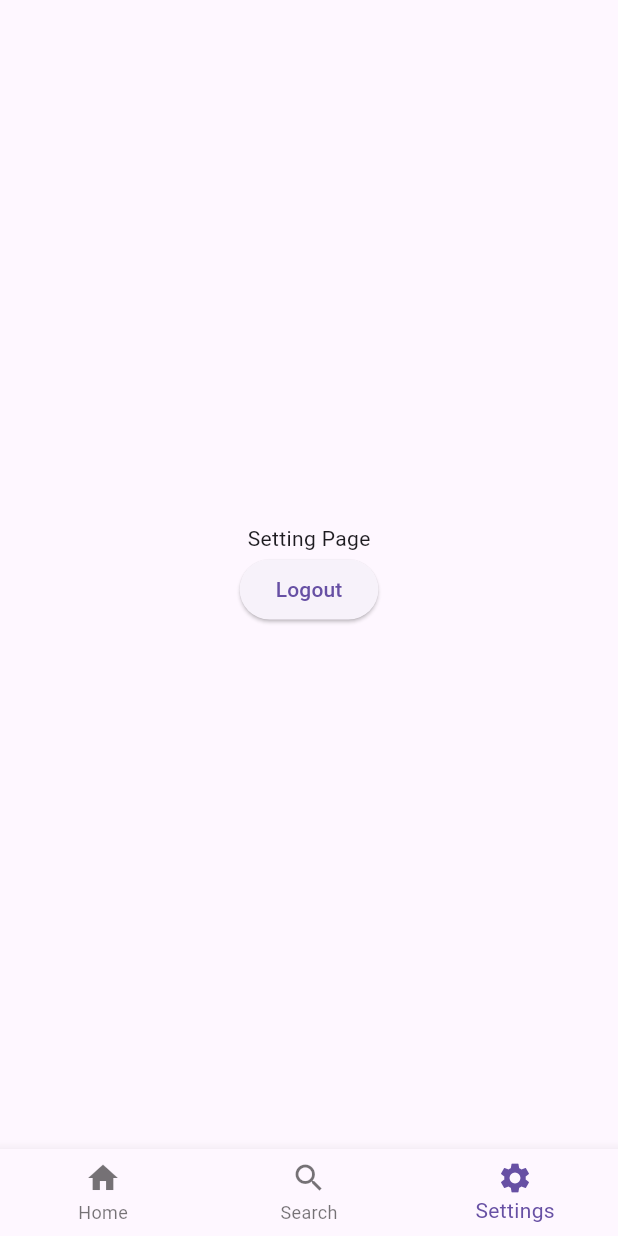
After one commit to yuzuteaaa/BootcampFlutter, a Flutter app: the Buttomnavbar screen opened directly, item 3 of the bottom bar chosen, on a phone screen of 412 x 824 dp. The commit adds this screen. Run offline on Flutter 3.47's test engine with Material 3 defaults, Android fonts, the phone set to English and light mode, and no system bars; our stand-ins replace google_fonts.

Commit message:
Tugas Hari Ke-10 Navigasi

```diff
--- /dev/null
+++ b/sanberappflutter/lib/Tugas10/bottomNavBar.dart
@@ -0,0 +1,79 @@
+import 'package:flutter/material.dart';
+import 'package:sanberappflutter/get_started_page.dart';
+import 'package:sanberappflutter/home_page.dart';
+
+class Buttomnavbar extends StatefulWidget {
+  const Buttomnavbar({super.key});
+
+  @override
+  State<Buttomnavbar> createState() => _ButtomnavbarState();
+}
+
+class _ButtomnavbarState extends State<Buttomnavbar> {
+  int _currentIndex = 0;
+  final List<Widget> _children = [
+    HomePage(),
+    SearchPage(),
+    ProfilePage(),
+  ];
+
+  void onTabTapped(int index) {
+    setState(() {
+      _currentIndex = index;
+    });
+  }
+
+  @override
+  Widget build(BuildContext context) {
+    return Scaffold(
+      body: _children[_currentIndex],
+      bottomNavigationBar: BottomNavigationBar(
+        currentIndex: _currentIndex,
+        onTap: onTabTapped,
+        items: const [
+          BottomNavigationBarItem(icon: Icon(Icons.home), label: 'Home'),
+          BottomNavigationBarItem(icon: Icon(Icons.search), label: 'Search'),
+          BottomNavigationBarItem(icon: Icon(Icons.settings), label: 'Settings'),
+        ],
+      ),
+    );
+  }
+}
+
+
+class SearchPage extends StatelessWidget {
+  const SearchPage({super.key});
+
+  @override
+  Widget build(BuildContext context) {
+    return Center(
+      child: Text('Search Page'),
+    );
+  }
+}
+
+class ProfilePage extends StatelessWidget {
+  const ProfilePage({super.key});
+
+  @override
+  Widget build(BuildContext context) {
+    return Center(
+      child: Column(
+        mainAxisAlignment: MainAxisAlignment.center,
+        children: [
+          Text('Setting Page'),
+          ElevatedButton(
+            onPressed: () {
+              Navigator.pushAndRemoveUntil(
+                context,
+                MaterialPageRoute(builder: (context) => GetStartedPage()),
+                    (route) => false,
+              );
+            },
+            child: Text('Logout'),
+          )
+        ],
+      )
+    );
+  }
+}
--- a/sanberappflutter/lib/home_page.dart
+++ b/sanberappflutter/lib/home_page.dart
@@ -125,7 +125,7 @@ class HomePage extends StatelessWidget {
                   decoration: BoxDecoration(
                     borderRadius: BorderRadius.circular(10),
                     image: DecorationImage(
-                      image: AssetImage('assets/homePage/Mask2.png'),
+                      image: AssetImage('assets/homePage/Mask.png'),
                       fit: BoxFit.cover,
                     ),
                   ),
--- a/sanberappflutter/lib/main.dart
+++ b/sanberappflutter/lib/main.dart
@@ -12,7 +12,7 @@ class MyApp extends StatelessWidget {
 
   @override
   Widget build(BuildContext context) {
-    return const MaterialApp(home: NewsPage());
+    return const MaterialApp(home: GetStartedPage());
   }
 }
 
```
Also changed, not shown: sanberappflutter/lib/get_started_page.dart (+9 -1 lines).
